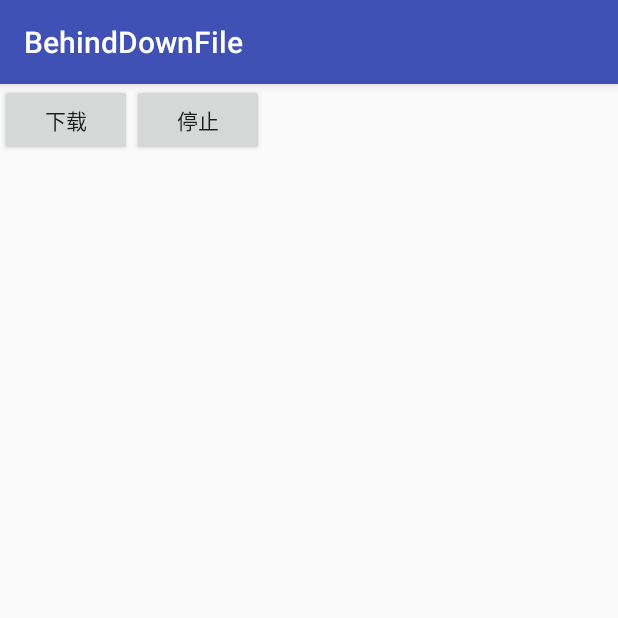
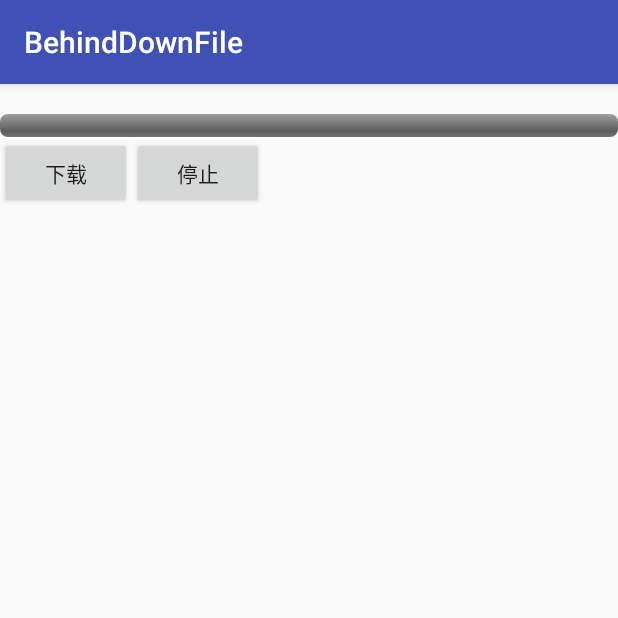
Before and after one commit to flyingtercel/DownloadFile, an Android app: the screen it shows after launch (MainActivity), on a phone screen of 412 x 824 dp, the top half of it. Run offline under Robolectric (Android 15) with nearby library versions, the phone set to English and light mode, and no system bars.

Commit message:
使用Service实现断点续传

```diff
--- a/behinddownfile/src/main/java/us/mifeng/behinddownfile/MainActivity.java
+++ b/behinddownfile/src/main/java/us/mifeng/behinddownfile/MainActivity.java
@@ -1,9 +1,15 @@
 package us.mifeng.behinddownfile;
 
+import android.content.BroadcastReceiver;
+import android.content.Context;
+import android.content.Intent;
+import android.content.IntentFilter;
 import android.os.Bundle;
 import android.support.v7.app.AppCompatActivity;
+import android.util.Log;
 import android.view.View;
 import android.widget.Button;
+import android.widget.ProgressBar;
 
 import us.mifeng.behinddownfile.down.DownManager;
 import us.mifeng.behinddownfile.service.DownService;
@@ -13,17 +19,23 @@ public class MainActivity extends AppCompatActivity implements View.OnClickListe
     private DownManager manager;
     private String path = "http://video.dameiketang.com/mkt2016%2F%E9%83%91%E7%82%9C%E4%B8%9C%2F%E5%A4%B4%E7%9A%AE%E5%B8%B8%E8%A7%81%E9%97%AE%E9%A2%981.mp4";
     private String name = path.substring(path.lastIndexOf("/")+1);
+    private ProgressBar pBar;
+
     @Override
     protected void onCreate(Bundle savedInstanceState) {
         super.onCreate(savedInstanceState);
         setContentView(R.layout.activity_main);
         initView();
         manager = DownService.getDownManager();
+        IntentFilter filter = new IntentFilter("us.mifeng");
+        registerReceiver(new MyRecive(),filter);
     }
 
     private void initView() {
         Button start = (Button) findViewById(R.id.start);
         Button stop = (Button) findViewById(R.id.stop);
+        pBar = (ProgressBar) findViewById(R.id.progress);
+        pBar.setMax(100);
         start.setOnClickListener(this);
         stop.setOnClickListener(this);
     }
@@ -44,4 +56,13 @@ public class MainActivity extends AppCompatActivity implements View.OnClickListe
                 break;
         }
     }
+    class MyRecive extends BroadcastReceiver{
+
+        @Override
+        public void onReceive(Context context, Intent intent) {
+            int progress = intent.getIntExtra("progress", 0);
+            Log.i("tag","============="+progress);
+            pBar.setProgress(progress);
+        }
+    }
 }
--- a/behinddownfile/src/main/res/layout/activity_main.xml
+++ b/behinddownfile/src/main/res/layout/activity_main.xml
@@ -5,8 +5,14 @@
     android:layout_width="match_parent"
     android:layout_height="match_parent"
     tools:context="us.mifeng.behinddownfile.MainActivity">
-
+    <ProgressBar
+        android:layout_marginTop="20dp"
+        android:id="@+id/progress"
+        android:layout_width="match_parent"
+        android:layout_height="15dp"
+        style="@android:style/Widget.ProgressBar.Horizontal"/>
     <LinearLayout
+        android:layout_below="@id/progress"
         android:layout_width="match_parent"
         android:layout_height="wrap_content"
         android:orientation="horizontal">
```
Also changed, not shown: behinddownfile/src/main/java/us/mifeng/behinddownfile/down/OkDownManager.java (+7 -0 lines).
